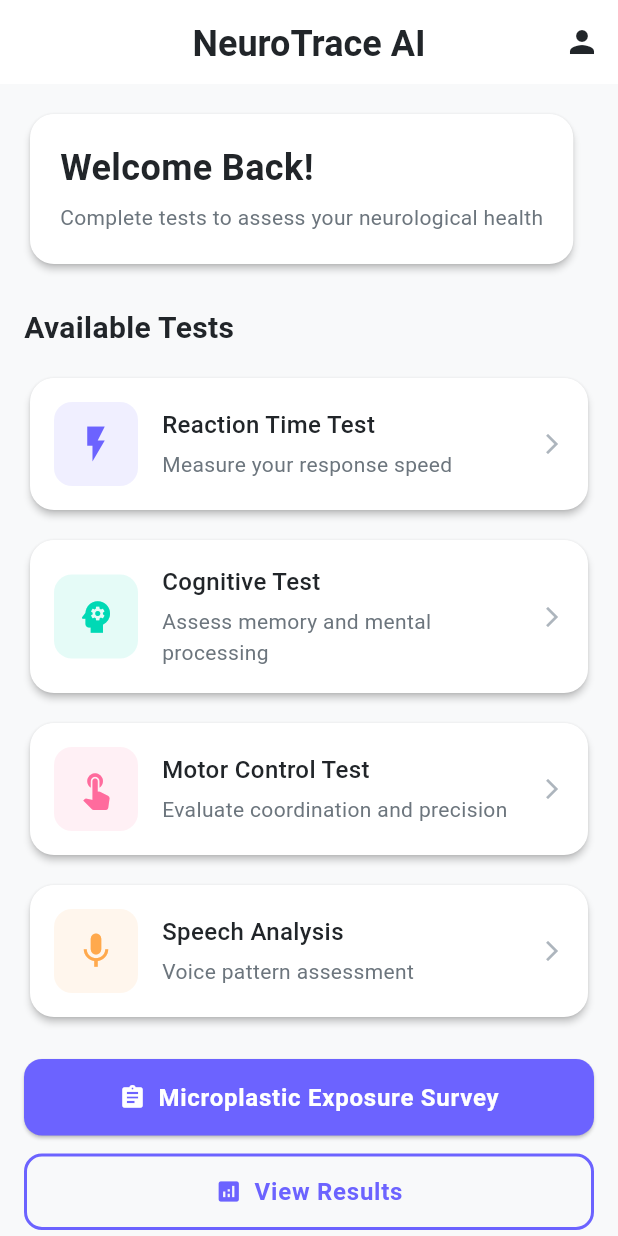
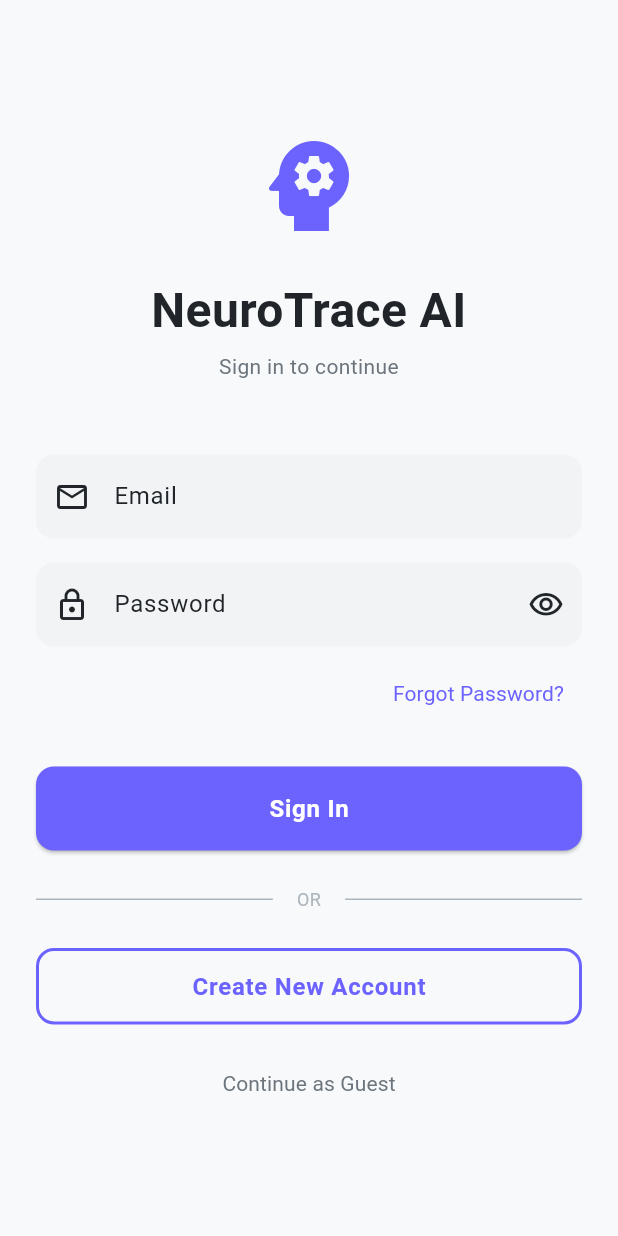
Before and after one commit to FerosC101/Neurotrace, a Flutter app: the screen it shows after launch, on a phone screen of 412 x 824 dp. Run offline on Flutter 3.47's test engine with Material 3 defaults, Android fonts, the phone set to English and light mode, and no system bars; our stand-ins replace dio, go_router, logger, shared_preferences; accounts and stored records are empty; generated files the repository leaves out were written again.

Commit message:
feat: Add login and registration screens with authentication
- Created login screen with email/password validation
- Created registration screen with full user details
- Added AuthProvider for state management
- Updated routing to include auth screens
- Fixed User model JSON serialization
- Fixed CardTheme compatibility issue
- Set login as initial route

```diff
--- a/lib/core/routes/app_router.dart
+++ b/lib/core/routes/app_router.dart
@@ -1,5 +1,7 @@
 import 'package:flutter/material.dart';
 import 'package:go_router/go_router.dart';
+import '../../presentation/screens/auth/login_screen.dart';
+import '../../presentation/screens/auth/register_screen.dart';
 import '../../presentation/screens/onboarding/onboarding_screen.dart';
 import '../../presentation/screens/home/home_screen.dart';
 import '../../presentation/screens/tests/reaction_time/reaction_time_screen.dart';
@@ -12,6 +14,8 @@ import '../../presentation/screens/profile/profile_screen.dart';
 
 /// Application routing configuration
 class AppRouter {
+  static const String login = '/login';
+  static const String register = '/register';
   static const String onboarding = '/onboarding';
   static const String home = '/';
   static const String reactionTime = '/tests/reaction-time';
@@ -23,8 +27,16 @@ class AppRouter {
   static const String profile = '/profile';
 
   static final GoRouter router = GoRouter(
-    initialLocation: home,
+    initialLocation: login,
     routes: [
+      GoRoute(
+        path: login,
+        builder: (context, state) => const LoginScreen(),
+      ),
+      GoRoute(
+        path: register,
+        builder: (context, state) => const RegisterScreen(),
+      ),
       GoRoute(
         path: onboarding,
         builder: (context, state) => const OnboardingScreen(),
--- a/lib/core/theme/app_theme.dart
+++ b/lib/core/theme/app_theme.dart
@@ -25,7 +25,7 @@ class AppTheme {
         centerTitle: true,
         titleTextStyle: AppTextStyles.headline2,
       ),
-      cardTheme: CardTheme(
+      cardTheme: CardThemeData(
         color: AppColors.surface,
         elevation: 2,
         shape: RoundedRectangleBorder(
--- a/lib/main.dart
+++ b/lib/main.dart
@@ -3,6 +3,7 @@ import 'package:provider/provider.dart';
 import 'core/theme/app_theme.dart';
 import 'core/routes/app_router.dart';
 import 'data/services/storage_service.dart';
+import 'presentation/providers/auth_provider.dart';
 
 void main() async {
   WidgetsFlutterBinding.ensureInitialized();
@@ -15,6 +16,7 @@ void main() async {
     MultiProvider(
       providers: [
         Provider<StorageService>.value(value: storageService),
+        ChangeNotifierProvider(create: (_) => AuthProvider()),
       ],
       child: const MyApp(),
     ),
--- /dev/null
+++ b/lib/presentation/screens/auth/login_screen.dart
@@ -0,0 +1,212 @@
+import 'package:flutter/material.dart';
+import 'package:go_router/go_router.dart';
+import '../../../core/theme/app_colors.dart';
+import '../../../core/theme/app_text_styles.dart';
+import '../../../core/utils/validators.dart';
+import '../../../core/routes/app_router.dart';
+
+class LoginScreen extends StatefulWidget {
+  const LoginScreen({super.key});
+
+  @override
+  State<LoginScreen> createState() => _LoginScreenState();
+}
+
+class _LoginScreenState extends State<LoginScreen> {
+  final _formKey = GlobalKey<FormState>();
+  final _emailController = TextEditingController();
+  final _passwordController = TextEditingController();
+  bool _isLoading = false;
+  bool _obscurePassword = true;
+
+  @override
+  void dispose() {
+    _emailController.dispose();
+    _passwordController.dispose();
+    super.dispose();
+  }
+
+  Future<void> _handleLogin() async {
+    if (!_formKey.currentState!.validate()) return;
+
+    setState(() => _isLoading = true);
+
+    try {
+      // TODO: Implement actual login logic
+      await Future.delayed(const Duration(seconds: 2));
+
+      if (mounted) {
+        context.go(AppRouter.home);
+      }
+    } catch (e) {
+      if (mounted) {
+        ScaffoldMessenger.of(context).showSnackBar(
+          SnackBar(
+            content: Text('Login failed: ${e.toString()}'),
+            backgroundColor: AppColors.error,
+          ),
+        );
+      }
+    } finally {
+      if (mounted) {
+        setState(() => _isLoading = false);
+      }
+    }
+  }
+
+  @override
+  Widget build(BuildContext context) {
+    return Scaffold(
+      body: SafeArea(
+        child: SingleChildScrollView(
+          padding: const EdgeInsets.all(24),
+          child: Form(
+            key: _formKey,
+            child: Column(
+              crossAxisAlignment: CrossAxisAlignment.stretch,
+              children: [
+                const SizedBox(height: 60),
+
+                // Logo/App Icon
+                Icon(
+                  Icons.psychology,
+                  size: 80,
+                  color: AppColors.primary,
+                ),
+                const SizedBox(height: 24),
+
+                // Title
+                Text(
+                  'NeuroTrace AI',
+                  style: AppTextStyles.headline1,
+                  textAlign: TextAlign.center,
+                ),
+                const SizedBox(height: 8),
+                Text(
+                  'Sign in to continue',
+                  style: AppTextStyles.body2,
+                  textAlign: TextAlign.center,
+                ),
+                const SizedBox(height: 48),
+
+                // Email Field
+                TextFormField(
+                  controller: _emailController,
+                  keyboardType: TextInputType.emailAddress,
+                  decoration: const InputDecoration(
+                    labelText: 'Email',
+                    hintText: 'Enter your email',
+                    prefixIcon: Icon(Icons.email_outlined),
+                  ),
+                  validator: Validators.email,
+                  enabled: !_isLoading,
+                ),
+                const SizedBox(height: 16),
+
+                // Password Field
+                TextFormField(
+                  controller: _passwordController,
+                  obscureText: _obscurePassword,
+                  decoration: InputDecoration(
+                    labelText: 'Password',
+                    hintText: 'Enter your password',
+                    prefixIcon: const Icon(Icons.lock_outlined),
+                    suffixIcon: IconButton(
+                      icon: Icon(
+                        _obscurePassword
+                            ? Icons.visibility_outlined
+                            : Icons.visibility_off_outlined,
+                      ),
+                      onPressed: () {
+                        setState(() => _obscurePassword = !_obscurePassword);
+                      },
+                    ),
+                  ),
+                  validator: Validators.password,
+                  enabled: !_isLoading,
+                ),
+                const SizedBox(height: 8),
+
+                // Forgot Password
+                Align(
+                  alignment: Alignment.centerRight,
+                  child: TextButton(
+                    onPressed: _isLoading ? null : () {
+                      // TODO: Implement forgot password
+                      ScaffoldMessenger.of(context).showSnackBar(
+                        const SnackBar(
+                          content: Text('Forgot password feature coming soon'),
+                        ),
+                      );
+                    },
+                    child: Text(
+                      'Forgot Password?',
+                      style: AppTextStyles.body2.copyWith(
+                        color: AppColors.primary,
+                      ),
+                    ),
+                  ),
+                ),
+                const SizedBox(height: 24),
+
+                // Login Button
+                SizedBox(
+                  height: 56,
+                  child: ElevatedButton(
+                    onPressed: _isLoading ? null : _handleLogin,
+                    child: _isLoading
+                        ? const SizedBox(
+                            height: 24,
+                            width: 24,
+                            child: CircularProgressIndicator(
+                              strokeWidth: 2,
+                              valueColor: AlwaysStoppedAnimation<Color>(Colors.white),
+                            ),
+                          )
+                        : const Text('Sign In'),
+                  ),
+                ),
+                const SizedBox(height: 24),
+
+                // Divider
+                Row(
+                  children: [
+                    Expanded(child: Divider(color: AppColors.textTertiary)),
+                    Padding(
+                      padding: const EdgeInsets.symmetric(horizontal: 16),
+                      child: Text('OR', style: AppTextStyles.caption),
+                    ),
+                    Expanded(child: Divider(color: AppColors.textTertiary)),
+                  ],
+                ),
+                const SizedBox(height: 24),
+
+                // Register Button
+                OutlinedButton(
+                  onPressed: _isLoading
+                      ? null
+                      : () => context.go(AppRouter.register),
+                  child: const Text('Create New Account'),
+                ),
+                const SizedBox(height: 16),
+
+                // Guest Mode
+                TextButton(
+                  onPressed: _isLoading
+                      ? null
+                      : () => context.go(AppRouter.home),
+                  child: Text(
+                    'Continue as Guest',
+                    style: AppTextStyles.body2.copyWith(
+                      color: AppColors.textSecondary,
+                    ),
+                  ),
+                ),
+              ],
+            ),
+          ),
+        ),
+      ),
+    );
+  }
+}
```
Also changed, not shown: lib/data/models/user.dart (+26 -7 lines), lib/presentation/providers/auth_provider.dart (added, +113 -0 lines), lib/presentation/screens/auth/register_screen.dart (added, +320 -0 lines).
